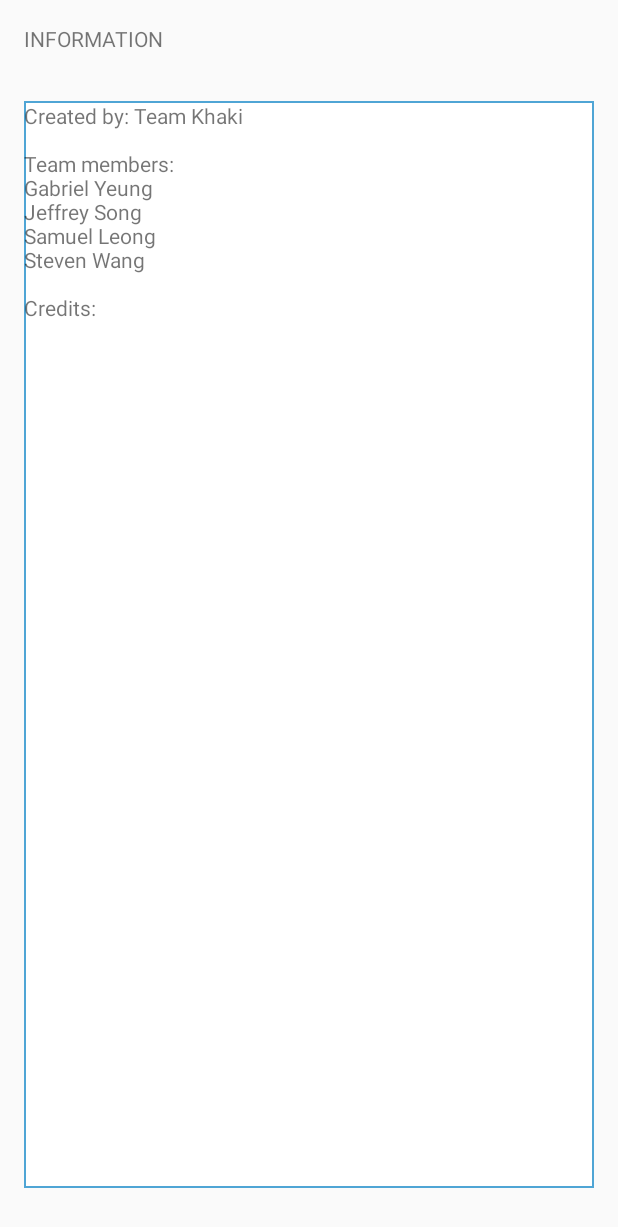
After one commit to gyeung06/AndroidParentingApp, an Android app: the HelpActivity screen opened directly, with no data from a screen before it, on a phone screen of 412 x 824 dp. The commit adds this screen. Shown: the top 1227 px of the screen. Run offline under Robolectric (Android 15) with nearby library versions, the phone set to English and light mode, and no system bars.

Commit message:
Added help page

```diff
--- /dev/null
+++ b/app/src/main/java/c/cmpt276/childapp/HelpActivity.java
@@ -0,0 +1,21 @@
+package c.cmpt276.childapp;
+
+import androidx.appcompat.app.AppCompatActivity;
+
+import android.content.Context;
+import android.content.Intent;
+import android.os.Bundle;
+
+public class HelpActivity extends AppCompatActivity {
+
+    @Override
+    protected void onCreate(Bundle savedInstanceState) {
+        super.onCreate(savedInstanceState);
+        setContentView(R.layout.activity_help);
+    }
+
+    public static Intent createIntent(Context context) {
+        return new Intent(context, HelpActivity.class);
+    }
+
+}
--- a/app/src/main/java/c/cmpt276/childapp/MainActivity.java
+++ b/app/src/main/java/c/cmpt276/childapp/MainActivity.java
@@ -42,6 +42,9 @@ public class MainActivity extends AppCompatActivity implements View.OnClickListe
 
         Button timeBtn = findViewById(R.id.main_time);
         timeBtn.setOnClickListener(this);
+
+        Button helpBtn = findViewById(R.id.main_help);
+        helpBtn.setOnClickListener(this);
     }
 
     @Override
@@ -63,6 +66,9 @@ public class MainActivity extends AppCompatActivity implements View.OnClickListe
             case R.id.main_time:
                 startActivity(TimeoutActivity.createIntent(MainActivity.this));
                 break;
+
+            case R.id.main_help:
+                startActivity(HelpActivity.createIntent(MainActivity.this));
         }
     }
 }
--- /dev/null
+++ b/app/src/main/res/drawable/help_text_bg.xml
@@ -0,0 +1,4 @@
+<shape xmlns:android="http://schemas.android.com/apk/res/android" android:shape="rectangle" >
+    <solid android:color="@android:color/white" />
+    <stroke android:width="1dip" android:color="#4fa5d5"/>
+</shape>
--- /dev/null
+++ b/app/src/main/res/layout/activity_help.xml
@@ -0,0 +1,33 @@
+<?xml version="1.0" encoding="utf-8"?>
+<androidx.constraintlayout.widget.ConstraintLayout xmlns:android="http://schemas.android.com/apk/res/android"
+    xmlns:app="http://schemas.android.com/apk/res-auto"
+    xmlns:tools="http://schemas.android.com/tools"
+    android:layout_width="match_parent"
+    android:layout_height="match_parent"
+    tools:context="c.cmpt276.childapp.HelpActivity">
+
+    <TextView
+        android:id="@+id/help_title"
+        android:layout_width="wrap_content"
+        android:layout_height="wrap_content"
+        android:layout_marginStart="16dp"
+        android:layout_marginTop="16dp"
+        android:text="@string/help_title"
+        app:layout_constraintStart_toStartOf="parent"
+        app:layout_constraintTop_toTopOf="parent" />
+
+    <TextView
+        android:id="@+id/textView4"
+        android:layout_width="0dp"
+        android:layout_height="0dp"
+        android:layout_marginStart="16dp"
+        android:layout_marginTop="32dp"
+        android:layout_marginEnd="16dp"
+        android:layout_marginBottom="32dp"
+        android:background="@drawable/help_text_bg"
+        android:text="@string/help_text"
+        app:layout_constraintBottom_toBottomOf="parent"
+        app:layout_constraintEnd_toEndOf="parent"
+        app:layout_constraintStart_toStartOf="parent"
+        app:layout_constraintTop_toBottomOf="@+id/help_title" />
+</androidx.constraintlayout.widget.ConstraintLayout>
--- a/app/src/main/res/values/strings.xml
+++ b/app/src/main/res/values/strings.xml
@@ -45,4 +45,7 @@
     <string name="config_dele">Delete</string>
     <string name="config_saveclose">Save and Close</string>
     <string name="flip_flip">Flip</string>
+    <string name="main_help">Help</string>
+    <string name="help_title">INFORMATION</string>
+    <string name="help_text">Created by: Team Khaki\n\nTeam members:\nGabriel Yeung\nJeffrey Song\nSamuel Leong\nSteven Wang\n\nCredits:</string>
 </resources>
```
Also changed, not shown: app/src/main/AndroidManifest.xml (+8 -3 lines), app/src/main/res/layout/activity_main.xml (+23 -2 lines).
